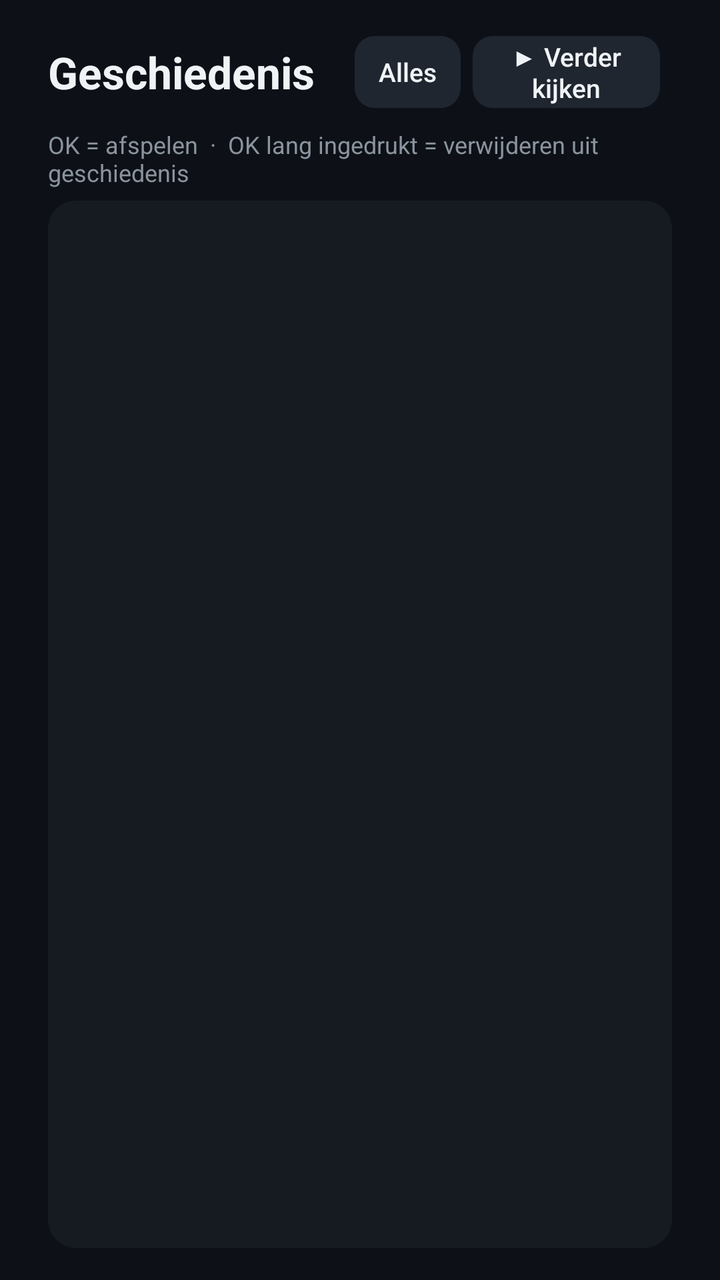
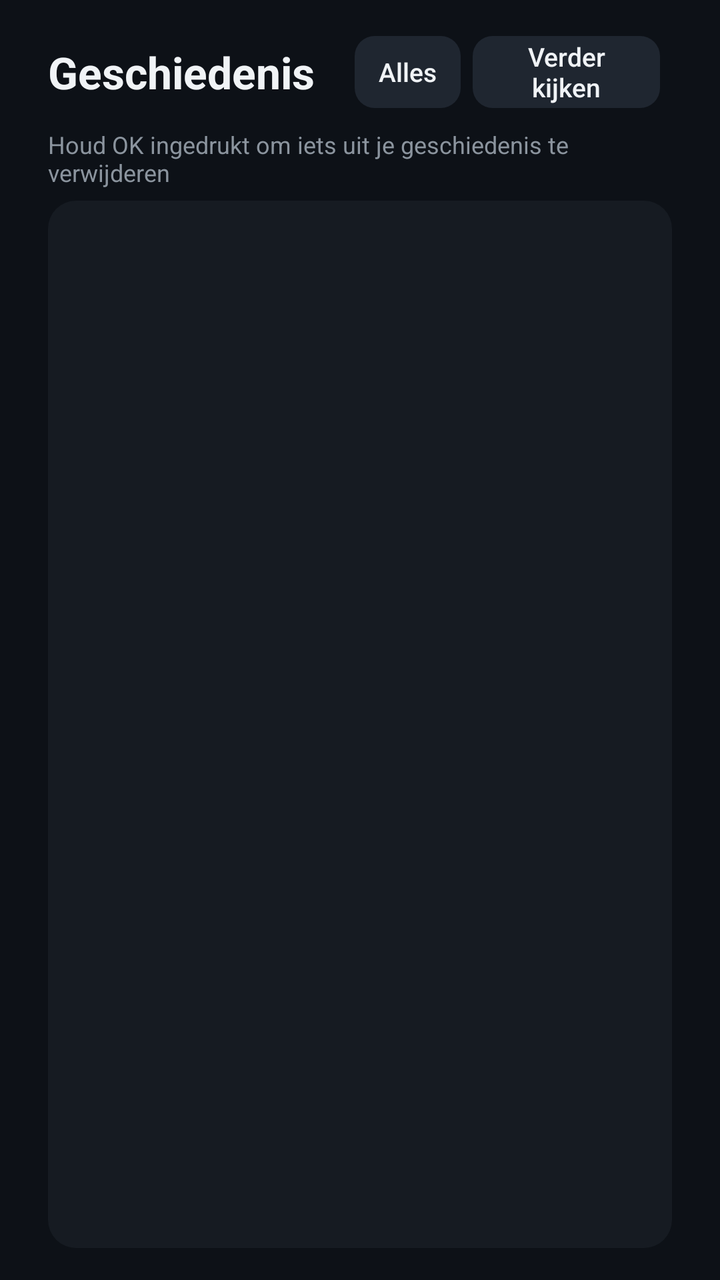

Two renders of the same Android screen: before a commit and after it. Below are the layout's source before the change and the commit's diff.
<!-- AndroidManifest.xml: application theme AppTheme -->
<!-- res/layout/activity_history.xml -->
<?xml version="1.0" encoding="utf-8"?>
<LinearLayout xmlns:android="http://schemas.android.com/apk/res/android"
    android:layout_width="match_parent"
    android:layout_height="match_parent"
    android:background="@color/bg"
    android:orientation="vertical"
    android:paddingStart="24dp"
    android:paddingTop="16dp"
    android:paddingEnd="24dp"
    android:paddingBottom="16dp">

    <LinearLayout
        android:layout_width="match_parent"
        android:layout_height="40dp"
        android:gravity="center_vertical"
        android:orientation="horizontal">

        <TextView
            android:layout_width="wrap_content"
            android:layout_height="wrap_content"
            android:layout_marginEnd="20dp"
            android:text="Geschiedenis"
            android:textColor="@color/text"
            android:textSize="22sp"
            android:textStyle="bold" />

        <Button android:id="@+id/fAll" style="@style/Tab" android:text="Alles" />
        <Button android:id="@+id/fResume" style="@style/Tab" android:text="▶ Verder kijken" />
        <Button android:id="@+id/fVod" style="@style/Tab" android:text="Films &amp; series" />
        <Button android:id="@+id/fLive" style="@style/Tab" android:text="Live tv" />

        <View
            android:layout_width="0dp"
            android:layout_height="1dp"
            android:layout_weight="1" />

        <Button android:id="@+id/clearBtn" style="@style/Tab" android:layout_marginEnd="0dp" android:text="🗑 Geschiedenis wissen" />
    </LinearLayout>

    <TextView
        android:id="@+id/subtitle"
        android:layout_width="match_parent"
        android:layout_height="wrap_content"
        android:layout_marginTop="8dp"
        android:layout_marginBottom="6dp"
        android:text="OK = afspelen  ·  OK lang ingedrukt = verwijderen uit geschiedenis"
        android:textColor="@color/muted"
        android:textSize="12sp" />

    <FrameLayout
        android:layout_width="match_parent"
        android:layout_height="0dp"
        android:layout_weight="1"
        android:background="@drawable/panel_bg">

        <androidx.recyclerview.widget.RecyclerView
            android:id="@+id/list"
            android:layout_width="match_parent"
            android:layout_height="match_parent"
            android:clipToPadding="false"
            android:padding="4dp" />

        <TextView
            android:id="@+id/empty"
            android:layout_width="match_parent"
            android:layout_height="match_parent"
            android:gravity="center"
            android:text="Nog niets bekeken."
            android:textColor="@color/muted"
            android:textSize="15sp"
            android:visibility="gone" />
    </FrameLayout>
</LinearLayout>
<!-- resources referenced by this layout -->
<resources>
  <color name="bg">#0D1117</color>
  <color name="muted">#8B949E</color>
  <color name="text">#F0F3F6</color>
  <!-- drawable panel_bg (drawable) -->
  <?xml version="1.0" encoding="utf-8"?>
  <shape xmlns:android="http://schemas.android.com/apk/res/android">
      <solid android:color="@color/panel" />
      <corners android:radius="14dp" />
  </shape>
  <style name="Tab">
          <item name="android:layout_width">wrap_content</item>
          <item name="android:layout_height">36dp</item>
          <item name="android:layout_marginEnd">6dp</item>
          <item name="android:minWidth">0dp</item>
          <item name="android:minHeight">0dp</item>
          <item name="android:paddingStart">12dp</item>
          <item name="android:paddingEnd">12dp</item>
          <item name="android:background">@drawable/btn_bg</item>
          <item name="android:textAllCaps">false</item>
          <item name="android:textColor">@color/text</item>
          <item name="android:textSize">13sp</item>
          <item name="android:stateListAnimator">@null</item>
      </style>
  <style name="AppTheme" parent="android:Theme.Material.NoActionBar.Fullscreen">
          <item name="android:windowBackground">@color/bg</item>
          <item name="android:colorAccent">@color/accent</item>
          <item name="android:colorPrimary">@color/bg</item>
          <item name="android:textColor">@color/text</item>
      </style>
  <color name="panel">#161B22</color>
  <!-- drawable btn_bg (drawable) -->
  <?xml version="1.0" encoding="utf-8"?>
  <selector xmlns:android="http://schemas.android.com/apk/res/android">
      <item android:state_focused="true">
          <shape><solid android:color="@color/accent" /><corners android:radius="10dp" /></shape>
      </item>
      <item android:state_activated="true">
          <shape>
              <solid android:color="@color/panel2" />
              <stroke android:width="2dp" android:color="@color/accent" />
              <corners android:radius="10dp" />
          </shape>
      </item>
      <item android:state_enabled="false">
          <shape><solid android:color="@color/panel" /><corners android:radius="10dp" /></shape>
      </item>
      <item>
          <shape><solid android:color="@color/panel2" /><corners android:radius="10dp" /></shape>
      </item>
  </selector>
  <color name="accent">#2F81F7</color>
  <color name="panel2">#1F2630</color>
</resources>

<!-- the commit's change to res/layout/activity_history.xml (unified diff, before → after) -->
@@ -25,7 +25,7 @@
             android:textStyle="bold" />
 
         <Button android:id="@+id/fAll" style="@style/Tab" android:text="Alles" />
-        <Button android:id="@+id/fResume" style="@style/Tab" android:text="▶ Verder kijken" />
+        <Button android:id="@+id/fResume" style="@style/Tab" android:text="Verder kijken" />
         <Button android:id="@+id/fVod" style="@style/Tab" android:text="Films &amp; series" />
         <Button android:id="@+id/fLive" style="@style/Tab" android:text="Live tv" />
 
@@ -34,7 +34,7 @@
             android:layout_height="1dp"
             android:layout_weight="1" />
 
-        <Button android:id="@+id/clearBtn" style="@style/Tab" android:layout_marginEnd="0dp" android:text="🗑 Geschiedenis wissen" />
+        <Button android:id="@+id/clearBtn" style="@style/Tab" android:layout_marginEnd="0dp" android:drawableStart="@drawable/ic_delete" android:drawablePadding="8dp" android:drawableTint="@color/nav_text" android:text="Geschiedenis wissen" />
     </LinearLayout>
 
     <TextView
@@ -43,7 +43,7 @@
         android:layout_height="wrap_content"
         android:layout_marginTop="8dp"
         android:layout_marginBottom="6dp"
-        android:text="OK = afspelen  ·  OK lang ingedrukt = verwijderen uit geschiedenis"
+        android:text="Houd OK ingedrukt om iets uit je geschiedenis te verwijderen"
         android:textColor="@color/muted"
         android:textSize="12sp" />
 
<!-- resource entries referenced after the edit -->
@@ -3,6 +3,15 @@
   <color name="bg">#0D1117</color>
   <color name="muted">#8B949E</color>
   <color name="text">#F0F3F6</color>
+  <!-- drawable ic_delete (drawable) -->
+  <?xml version="1.0" encoding="utf-8"?>
+  <vector xmlns:android="http://schemas.android.com/apk/res/android"
+      android:width="20dp"
+      android:height="20dp"
+      android:viewportWidth="24"
+      android:viewportHeight="24">
+      <path android:fillColor="#FFFFFFFF" android:pathData="M6,19c0,1.1 0.9,2 2,2h8c1.1,0 2,-0.9 2,-2V7H6v12zM19,4h-3.5l-1,-1h-5l-1,1H5v2h14V4z" />
+  </vector>
   <!-- drawable panel_bg (drawable) -->
   <?xml version="1.0" encoding="utf-8"?>
   <shape xmlns:android="http://schemas.android.com/apk/res/android">
